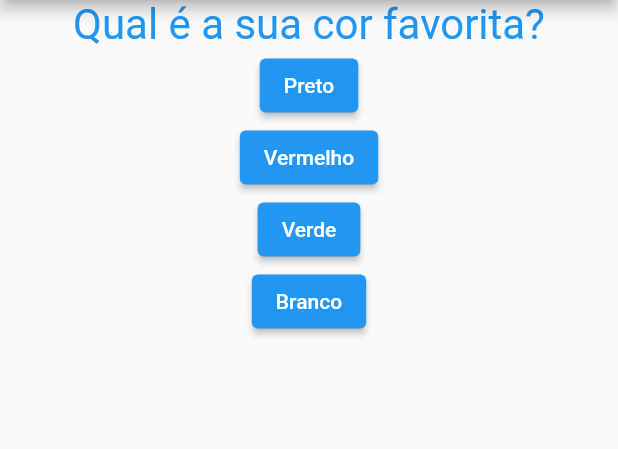
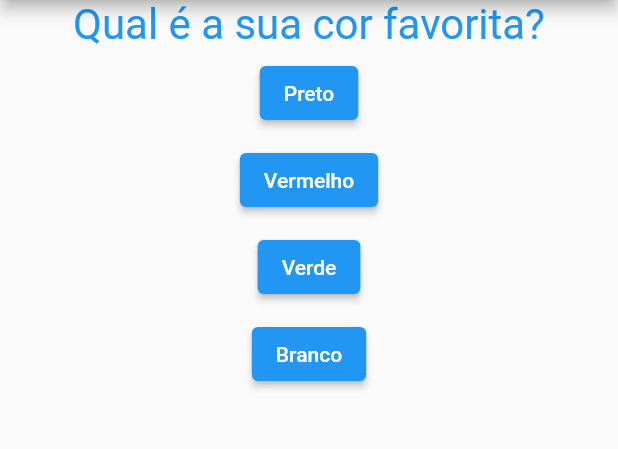
Before and after one commit to Jose-Alves92/projeto_perguntas, a Flutter app: the screen it shows after launch, on a phone screen of 412 x 824 dp, the part 84-533 px from its top. Run offline on Flutter 3.47's test engine with Material 2 defaults, Android fonts, the phone set to English and light mode, and no system bars.

Commit message:
Refatorado em componentes

```diff
--- a/lib/src/app.dart
+++ b/lib/src/app.dart
@@ -1,4 +1,8 @@
 import 'package:flutter/material.dart';
+import 'package:projeto_perguntas/src/pergunta.dart';
+import 'package:projeto_perguntas/src/questionario.dart';
+import 'package:projeto_perguntas/src/resposta.dart';
+import 'package:projeto_perguntas/src/resultado.dart';
 
 class App extends StatefulWidget {
   _AppState createState() {
@@ -43,7 +47,13 @@ class _AppState extends State<App> {
       _perguntaSelecionada++;
       _totalPontuacao += pontuacao;
     });
+  }
 
+  void reiniciar() {
+    setState(() {
+      _perguntaSelecionada = 0;
+      _totalPontuacao = 0;
+    });
   }
 
   bool get temPerguntaSelecionada {
@@ -51,40 +61,18 @@ class _AppState extends State<App> {
   }
 
   Widget build(BuildContext context) {
-    List<Map<String, Object>> _respostas =
-        _perguntas[_perguntaSelecionada].cast()['resposta'];
+
     return MaterialApp(
       home: Scaffold(
         appBar: AppBar(
           title: Text('Perguntas versão 2'),
         ),
-        body: temPerguntaSelecionada ? Column(
-          children: <Widget>[
-            Center(
-              child: Text(
-                _perguntas[_perguntaSelecionada]['texto'].toString(),
-                style: TextStyle(fontSize: 28, color: Colors.blue),
-                textAlign: TextAlign.center,
-              ),
-            ),
-            ElevatedButton(
-              child: Text(_respostas[0]['texto'].toString()),
-              onPressed: () => _responder(_respostas[0].cast()['pontuacao']),
-            ),
-            ElevatedButton(
-              child: Text(_respostas[1]['texto'].toString()),
-              onPressed: () => _responder(_respostas[1].cast()['pontuacao']),
-            ),
-            ElevatedButton(
-              child: Text(_respostas[2]['texto'].toString()),
-              onPressed: () => _responder(_respostas[2].cast()['pontuacao']),
-            ),
-            ElevatedButton(
-              child: Text(_respostas[3]['texto'].toString()),
-              onPressed: () => _responder(_respostas[3].cast()['pontuacao']),
-            )
-          ],
-        ): null,
+        body: temPerguntaSelecionada
+            ? Questionario(
+              perguntas: _perguntas,
+              perguntaSelecionada: _perguntaSelecionada,
+              quandoResponder: _responder)
+            : Resultado(_totalPontuacao, reiniciar),
       ),
     );
   }
--- /dev/null
+++ b/lib/src/pergunta.dart
@@ -0,0 +1,20 @@
+import 'package:flutter/material.dart';
+
+class Pergunta extends StatelessWidget {
+  final String texto;
+
+  Pergunta(this.texto);
+
+  @override
+  Widget build(BuildContext context) {
+    return Container(
+      child: Center(
+        child: Text(
+          texto,
+          style: TextStyle(fontSize: 28, color: Colors.blue),
+          textAlign: TextAlign.center,
+        ),
+      ),
+    );
+  }
+}
--- /dev/null
+++ b/lib/src/questionario.dart
@@ -0,0 +1,35 @@
+import 'package:flutter/material.dart';
+import 'package:projeto_perguntas/src/pergunta.dart';
+import 'package:projeto_perguntas/src/resposta.dart';
+
+class Questionario extends StatelessWidget {
+  final List<Map<String, Object>> perguntas;
+  final int perguntaSelecionada;
+  final void Function(int) quandoResponder;
+
+  Questionario({
+    required this.perguntas,
+    required this.perguntaSelecionada,
+    required this.quandoResponder
+  });
+
+  bool get temPerguntaSelecionada {
+    return perguntaSelecionada < perguntas.length;
+  }
+
+  @override
+  Widget build(BuildContext context) {
+    List<Map<String, Object>> respostas = temPerguntaSelecionada
+        ? perguntas[perguntaSelecionada].cast()['resposta']
+        : [];
+    return Column(
+      children: <Widget>[
+        Pergunta(
+          perguntas[perguntaSelecionada]['texto'].toString(),
+        ),
+        ...respostas.map((resp) => Resposta(resp['texto'].toString(),
+            () => quandoResponder(int.parse(resp['pontuacao'].toString()))))
+      ],
+    );
+  }
+}
--- /dev/null
+++ b/lib/src/resposta.dart
@@ -0,0 +1,19 @@
+import 'package:flutter/material.dart';
+
+class Resposta extends StatelessWidget {
+  final String texto;
+  final void Function() responder;
+
+  Resposta(this.texto, this.responder);
+
+  @override
+  Widget build(BuildContext context) {
+    return Container(
+      margin: EdgeInsets.all(5),
+      child: ElevatedButton(
+        child: Text(texto),
+        onPressed: responder
+      ),
+    );
+  }
+}
```
Also changed, not shown: lib/src/resultado.dart (added, +42 -0 lines), 1 other file.
